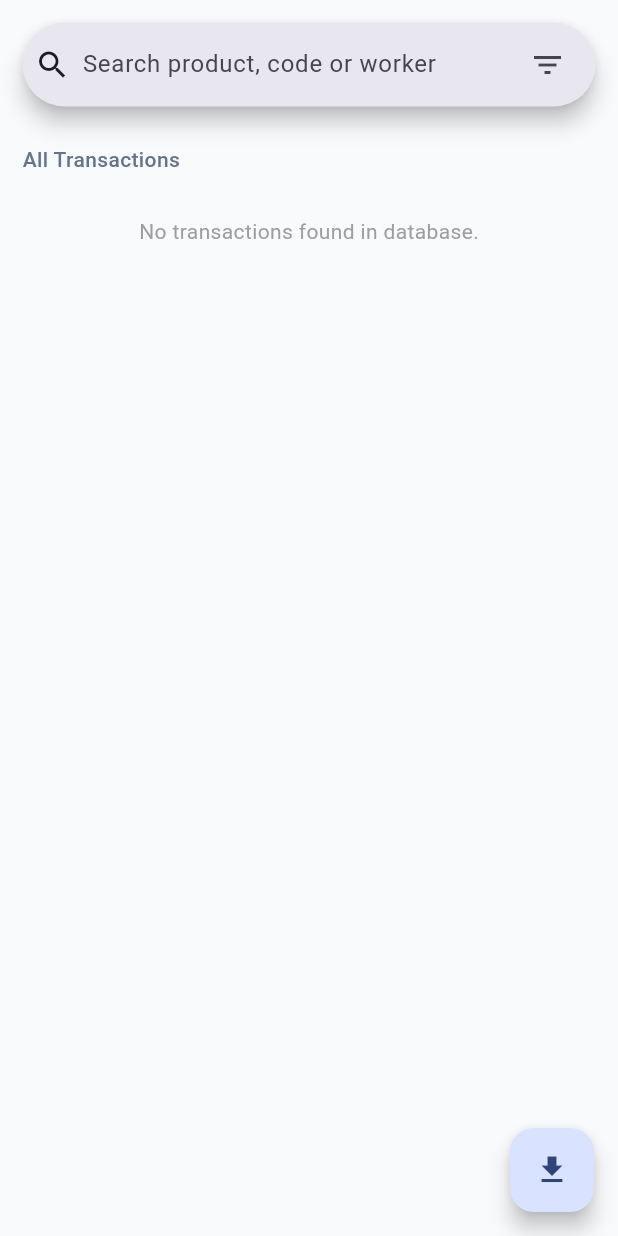
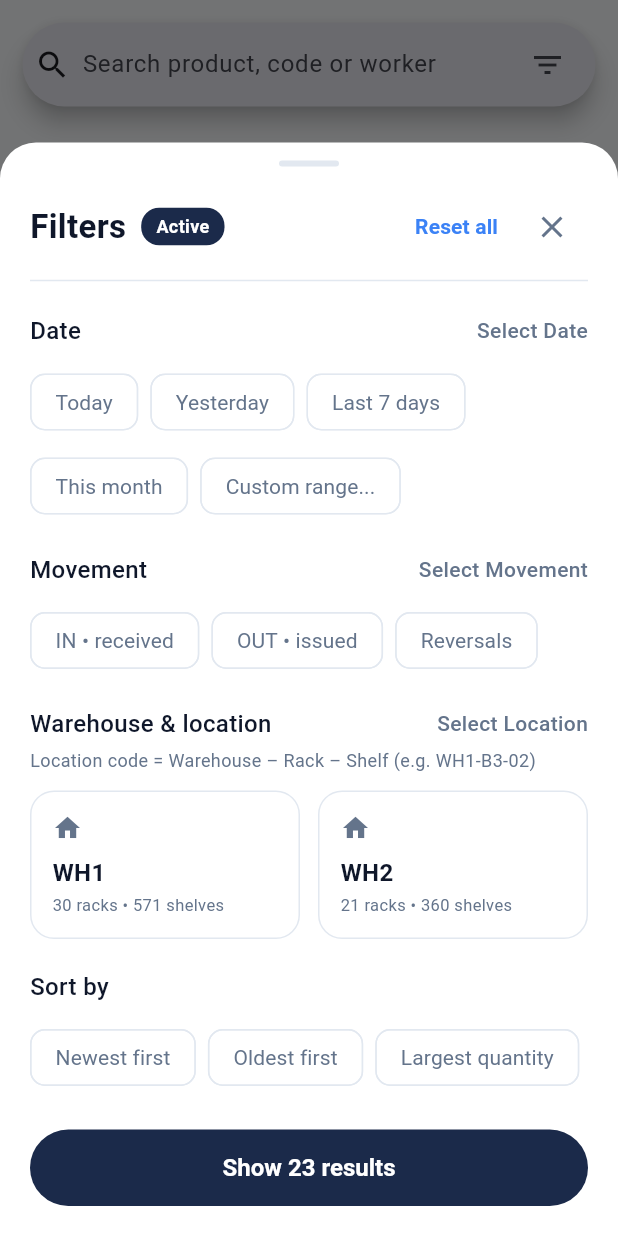
Before and after one commit to Raheeq2004/aral-inventory, a Flutter app: the AllTransactionsPage screen opened directly, after a tap on the "filter list" icon, on a phone screen of 412 x 824 dp. Run offline on Flutter 3.47's test engine with Material 3 defaults, Android fonts, the phone set to English and light mode, and no system bars; our stand-ins replace connectivity_plus, firebase_core, firebase_database; accounts and stored records are empty.

Commit message:
did the ui of the filter bottom slide sheet

```diff
--- a/lib/Admin/TransactionPage/all_transactions.dart
+++ b/lib/Admin/TransactionPage/all_transactions.dart
@@ -1,3 +1,4 @@
+import 'package:aral_project/Admin/TransactionPage/filter_sheet.dart';
 import 'package:aral_project/Admin/components/transactions.dart';
 import 'package:flutter/material.dart';
 
@@ -27,10 +28,13 @@ class _AllTransactionsPageState extends State<AllTransactionsPage> {
               trailing: [
                 IconButton(
                   onPressed: () {
-                    // showModalBottomSheet(
-                    //   context: context,
-                    //   builder: (context) => const FilterModalBottomSheet(),
-                    // );
+                    showModalBottomSheet(
+                      context: context,
+                      isScrollControlled: true,
+                      isDismissible: true,
+                      backgroundColor: Colors.transparent,
+                      builder: (context) => const FilterBottonSheetContent(),
+                    );
                   },
                   icon: const Icon(Icons.filter_list),
                 ),
--- /dev/null
+++ b/lib/Admin/TransactionPage/filter_sheet.dart
@@ -0,0 +1,537 @@
+import 'package:aral_project/Theme/theme.dart';
+import 'package:flutter/material.dart';
+
+class FilterBottonSheetContent extends StatefulWidget {
+  const FilterBottonSheetContent({super.key});
+
+  @override
+  State<FilterBottonSheetContent> createState() =>
+      _FilterBottomSheetContentState();
+}
+
+class _FilterBottomSheetContentState extends State<FilterBottonSheetContent> {
+  // State variables (nullable so they can be null/nothing selected by default)
+  String? selectedDate;
+  String? selectedMovement;
+  String? selectedWarehouse;
+  String? selectedSort;
+
+  @override
+  Widget build(BuildContext context) {
+    bool isWh1Selected = selectedWarehouse == 'WH1';
+    bool isWh2Selected = selectedWarehouse == 'WH2';
+
+    return Container(
+      decoration: BoxDecoration(
+        color: AppTheme.surfaceColor,
+        borderRadius: const BorderRadius.vertical(top: Radius.circular(24)),
+      ),
+      padding: const EdgeInsets.only(top: 12, left: 20, right: 20, bottom: 20),
+      child: SafeArea(
+        child: SingleChildScrollView(
+          child: Column(
+            mainAxisSize: MainAxisSize.min,
+            crossAxisAlignment: CrossAxisAlignment.start,
+            children: [
+              // 1. Drag Handle Pill (Centered)
+              Center(
+                child: Container(
+                  height: 4,
+                  width: 40,
+                  margin: const EdgeInsets.only(bottom: 16),
+                  decoration: BoxDecoration(
+                    color: AppTheme.borderColor,
+                    borderRadius: BorderRadius.circular(2),
+                  ),
+                ),
+              ),
+
+              // 2. Header Row
+              Row(
+                children: [
+                  const Text(
+                    'Filters',
+                    style: TextStyle(
+                      fontSize: 22,
+                      fontWeight: FontWeight.bold,
+                      color: AppTheme.textColorPrimary,
+                    ),
+                  ),
+                  const SizedBox(width: 10),
+                  Container(
+                    padding: const EdgeInsets.symmetric(
+                      horizontal: 10,
+                      vertical: 4,
+                    ),
+                    decoration: BoxDecoration(
+                      borderRadius: BorderRadius.circular(12),
+                      color: AppTheme.primaryColor,
+                    ),
+                    child: const Text(
+                      'Active',
+                      style: TextStyle(
+                        color: Colors.white,
+                        fontSize: 12,
+                        fontWeight: FontWeight.w600,
+                      ),
+                    ),
+                  ),
+                  const Spacer(),
+                  TextButton(
+                    onPressed: () {
+                      setState(() {
+                        // Reset all selections to null (nothing selected)
+                        selectedDate = null;
+                        selectedMovement = null;
+                        selectedWarehouse = null;
+                        selectedSort = null;
+                      });
+                    },
+                    child: Text(
+                      'Reset all',
+                      style: TextStyle(
+                        color: AppTheme.secondaryColor,
+                        fontWeight: FontWeight.w600,
+                      ),
+                    ),
+                  ),
+                  IconButton(
+                    icon: const Icon(
+                      Icons.close,
+                      color: AppTheme.textColorSecondary,
+                    ),
+                    onPressed: () => Navigator.pop(context),
+                  ),
+                ],
+              ),
+              const Divider(height: 24, color: AppTheme.borderColor),
+              const SizedBox(height: 10),
+
+              // Date Section
+              Row(
+                mainAxisAlignment: MainAxisAlignment.spaceBetween,
+                children: [
+                  const Text(
+                    'Date',
+                    style: TextStyle(
+                      fontSize: 16,
+                      fontWeight: FontWeight.w500,
+                      color: AppTheme.textColorPrimary,
+                    ),
+                  ),
+                  Text(
+                    selectedDate ?? 'Select Date',
+                    style: TextStyle(
+                      fontSize: 14,
+                      color: selectedDate != null
+                          ? AppTheme.secondaryColor
+                          : AppTheme.textColorSecondary,
+                      fontWeight: FontWeight.w500,
+                    ),
+                  ),
+                ],
+              ),
+              const SizedBox(height: 12),
+
+              // Date Filter Chips
+              Wrap(
+                spacing: 8,
+                runSpacing: 8,
+                children: [
+                  _buildCustomChoiceChip(
+                    'Today',
+                    selectedDate == 'Today',
+                    (val) => setState(
+                      () => selectedDate = selectedDate == 'Today'
+                          ? null
+                          : 'Today',
+                    ),
+                  ),
+                  _buildCustomChoiceChip(
+                    'Yesterday',
+                    selectedDate == 'Yesterday',
+                    (val) => setState(
+                      () => selectedDate = selectedDate == 'Yesterday'
+                          ? null
+                          : 'Yesterday',
+                    ),
+                  ),
+                  _buildCustomChoiceChip(
+                    'Last 7 days',
+                    selectedDate == 'Last 7 days',
+                    (val) => setState(
+                      () => selectedDate = selectedDate == 'Last 7 days'
+                          ? null
+                          : 'Last 7 days',
+                    ),
+                  ),
+                  _buildCustomChoiceChip(
+                    'This month',
+                    selectedDate == 'This month',
+                    (val) => setState(
+                      () => selectedDate = selectedDate == 'This month'
+                          ? null
+                          : 'This month',
+                    ),
+                  ),
+                  _buildCustomChoiceChip(
+                    'Custom range...',
+                    selectedDate == 'Custom range...',
+                    (val) => setState(
+                      () => selectedDate = selectedDate == 'Custom range...'
+                          ? null
+                          : 'Custom range...',
+                    ),
+                  ),
+                ],
+              ),
+              const SizedBox(height: 20),
+
+              // Movement Section
+              Row(
+                mainAxisAlignment: MainAxisAlignment.spaceBetween,
+                children: [
+                  const Text(
+                    'Movement',
+                    style: TextStyle(
+                      fontSize: 16,
+                      fontWeight: FontWeight.w500,
+                      color: AppTheme.textColorPrimary,
+                    ),
+                  ),
+                  Text(
+                    selectedMovement ?? 'Select Movement',
+                    style: TextStyle(
+                      fontSize: 14,
+                      color: selectedMovement != null
+                          ? AppTheme.secondaryColor
+                          : AppTheme.textColorSecondary,
+                      fontWeight: FontWeight.w500,
+                    ),
+                  ),
+                ],
+              ),
+              const SizedBox(height: 12),
+
+              // Movement Filter Chips
+              Wrap(
+                spacing: 8,
+                runSpacing: 8,
+                children: [
+                  _buildCustomChoiceChip(
+                    'IN • received',
+                    selectedMovement == 'IN • received',
+                    (val) => setState(
+                      () =>
+                          selectedMovement = selectedMovement == 'IN • received'
+                          ? null
+                          : 'IN • received',
+                    ),
+                  ),
+                  _buildCustomChoiceChip(
+                    'OUT • issued',
+                    selectedMovement == 'OUT • issued',
+                    (val) => setState(
+                      () =>
+                          selectedMovement = selectedMovement == 'OUT • issued'
+                          ? null
+                          : 'OUT • issued',
+                    ),
+                  ),
+                  _buildCustomChoiceChip(
+                    'Reversals',
+                    selectedMovement == 'Reversals',
+                    (val) => setState(
+                      () => selectedMovement = selectedMovement == 'Reversals'
+                          ? null
+                          : 'Reversals',
+                    ),
+                  ),
+                ],
+              ),
+              const SizedBox(height: 20),
+
+              // Warehouse & Location Section
+              Row(
+                mainAxisAlignment: MainAxisAlignment.spaceBetween,
+                children: [
+                  const Text(
+                    'Warehouse & location',
+                    style: TextStyle(
+                      fontSize: 16,
+                      fontWeight: FontWeight.w500,
+                      color: AppTheme.textColorPrimary,
+                    ),
+                  ),
+                  Text(
+                    selectedWarehouse != null
+                        ? '$selectedWarehouse • Row B'
+                        : 'Select Location',
+                    style: TextStyle(
+                      fontSize: 14,
+                      color: selectedWarehouse != null
+                          ? AppTheme.secondaryColor
+                          : AppTheme.textColorSecondary,
+                      fontWeight: FontWeight.w500,
+                    ),
+                  ),
+                ],
+              ),
+              const SizedBox(height: 4),
+              const Text(
+                'Location code = Warehouse – Rack – Shelf (e.g. WH1-B3-02)',
+                style: TextStyle(
+                  fontSize: 12,
+                  color: AppTheme.textColorSecondary,
+                ),
+              ),
+              const SizedBox(height: 12),
+
+              // Warehouse Selection Cards Row (Toggleable selection)
+              Row(
+                children: [
+                  // WH1 Card
+                  Expanded(
+                    child: GestureDetector(
+                      onTap: () {
+                        setState(() {
+                          // Tap again to deselect or switch
+                          selectedWarehouse = selectedWarehouse == 'WH1'
+                              ? null
+                              : 'WH1';
+                        });
+                      },
+                      child: Container(
+                        padding: const EdgeInsets.all(14),
+                        decoration: BoxDecoration(
+                          color: isWh1Selected
+                              ? const Color(0xFFFDE6D2).withValues(alpha: 0.6)
+                              : AppTheme.surfaceColor,
+                          borderRadius: BorderRadius.circular(16),
+                          border: Border.all(
+                            color: isWh1Selected
+                                ? Colors.orange.shade300
+                                : AppTheme.borderColor,
+                            width: isWh1Selected ? 1.5 : 1,
+                          ),
+                        ),
+                        child: Column(
+                          crossAxisAlignment: CrossAxisAlignment.start,
+                          children: [
+                            Row(
+                              mainAxisAlignment: MainAxisAlignment.spaceBetween,
+                              children: [
+                                Icon(
+                                  Icons.home,
+                                  size: 20,
+                                  color: isWh1Selected
+                                      ? Colors.black87
+                                      : AppTheme.textColorSecondary,
+                                ),
+                                if (isWh1Selected)
+                                  const Icon(
+                                    Icons.check_circle,
+                                    size: 18,
+                                    color: Colors.black87,
+                                  ),
+                              ],
+                            ),
+                            const SizedBox(height: 8),
+                            const Text(
+                              'WH1',
+                              style: TextStyle(
+                                fontSize: 16,
+                                fontWeight: FontWeight.bold,
+                                color: AppTheme.textColorPrimary,
+                              ),
+                            ),
+                            const SizedBox(height: 2),
+                            const Text(
+                              '30 racks • 571 shelves',
+                              style: TextStyle(
+                                fontSize: 11,
+                                color: AppTheme.textColorSecondary,
+                              ),
+                            ),
+                          ],
+                        ),
+                      ),
+                    ),
+                  ),
+                  const SizedBox(width: 12),
+
+                  // WH2 Card
+                  Expanded(
+                    child: GestureDetector(
+                      onTap: () {
+                        setState(() {
+                          selectedWarehouse = selectedWarehouse == 'WH2'
+                              ? null
+                              : 'WH2';
+                        });
+                      },
+                      child: Container(
+                        padding: const EdgeInsets.all(14),
+                        decoration: BoxDecoration(
+                          color: isWh2Selected
+                              ? const Color(0xFFFDE6D2).withValues(alpha: 0.6)
+                              : AppTheme.surfaceColor,
+                          borderRadius: BorderRadius.circular(16),
+                          border: Border.all(
+                            color: isWh2Selected
+                                ? Colors.orange.shade300
+                                : AppTheme.borderColor,
+                            width: isWh2Selected ? 1.5 : 1,
+                          ),
+                        ),
+                        child: Column(
+                          crossAxisAlignment: CrossAxisAlignment.start,
+                          children: [
+                            Row(
+                              mainAxisAlignment: MainAxisAlignment.spaceBetween,
+                              children: [
+                                Icon(
+                                  Icons.home,
+                                  size: 20,
+                                  color: isWh2Selected
+                                      ? Colors.black87
+                                      : AppTheme.textColorSecondary,
+                                ),
+                                if (isWh2Selected)
+                                  const Icon(
+                                    Icons.check_circle,
+                                    size: 18,
+                                    color: Colors.black87,
+                                  ),
+                              ],
+                            ),
+                            const SizedBox(height: 8),
+                            const Text(
+                              'WH2',
+                              style: TextStyle(
+                                fontSize: 16,
+                                fontWeight: FontWeight.bold,
+                                color: AppTheme.textColorPrimary,
+                              ),
+                            ),
+                            const SizedBox(height: 2),
+                            const Text(
+                              '21 racks • 360 shelves',
+                              style: TextStyle(
+                                fontSize: 11,
+                                color: AppTheme.textColorSecondary,
+                              ),
+                            ),
+                          ],
+                        ),
+                      ),
+                    ),
+                  ),
+                ],
+              ),
+              const SizedBox(height: 20),
+
+              // Sort by Section
+              const Text(
+                'Sort by',
+                style: TextStyle(
+                  fontSize: 16,
+                  fontWeight: FontWeight.w500,
+                  color: AppTheme.textColorPrimary,
+                ),
+              ),
+              const SizedBox(height: 12),
+
+              // Sort Chips
+              Wrap(
+                spacing: 8,
+                runSpacing: 8,
+                children: [
+                  _buildCustomChoiceChip(
+                    'Newest first',
+                    selectedSort == 'Newest first',
+                    (val) => setState(
+                      () => selectedSort = selectedSort == 'Newest first'
+                          ? null
+                          : 'Newest first',
+                    ),
+                  ),
+                  _buildCustomChoiceChip(
+                    'Oldest first',
+                    selectedSort == 'Oldest first',
+                    (val) => setState(
+                      () => selectedSort = selectedSort == 'Oldest first'
+                          ? null
+                          : 'Oldest first',
+                    ),
+                  ),
+                  _buildCustomChoiceChip(
+                    'Largest quantity',
+                    selectedSort == 'Largest quantity',
+                    (val) => setState(
+                      () => selectedSort = selectedSort == 'Largest quantity'
+                          ? null
+                          : 'Largest quantity',
+                    ),
+                  ),
+                ],
+              ),
+
+              const SizedBox(height: 24),
+
+              // Show Results Pill Button
+              SizedBox(
+                width: double.infinity,
+                child: ElevatedButton(
+                  onPressed: () => Navigator.pop(context),
+                  style: ElevatedButton.styleFrom(
+                    backgroundColor: AppTheme.primaryColor,
+                    padding: const EdgeInsets.symmetric(vertical: 16),
+                    shape: const StadiumBorder(),
+                    elevation: 0,
+                  ),
+                  child: const Text(
+                    'Show 23 results',
+                    style: TextStyle(
+                      fontSize: 16,
+                      fontWeight: FontWeight.w600,
+                      color: Colors.white,
+                    ),
+                  ),
+                ),
+              ),
+            ],
+          ),
+        ),
+      ),
+    );
+  }
+
+  // ChoiceChip helper
+  Widget _buildCustomChoiceChip(
+    String label,
+    bool isSelected,
+    Function(bool) onSelected,
+  ) {
+    return ChoiceChip(
+      label: Text(label),
+      selected: isSelected,
+      onSelected: onSelected,
+      selectedColor: const Color(0xFFFDE6D2),
+      backgroundColor: AppTheme.surfaceColor,
+      labelStyle: TextStyle(
+        color: isSelected ? Colors.black87 : AppTheme.textColorSecondary,
+        fontWeight: isSelected ? FontWeight.w600 : FontWeight.normal,
+      ),
+      shape: RoundedRectangleBorder(
+        borderRadius: BorderRadius.circular(10),
+        side: BorderSide(
+          color: isSelected ? Colors.orange.shade300 : AppTheme.borderColor,
+          width: isSelected ? 1.5 : 1,
+        ),
+      ),
+      showCheckmark: isSelected,
+      checkmarkColor: Colors.black87,
+    );
+  }
+}
```
